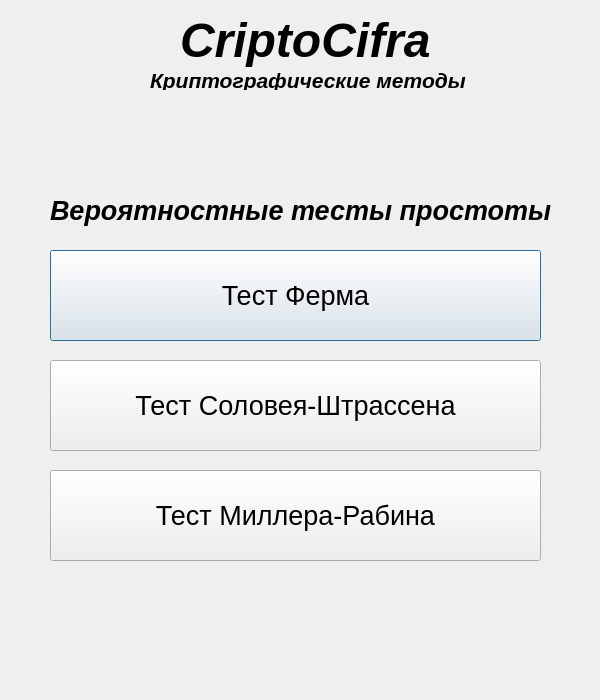
The window that Choose.ui (inob/ci) describes before a commit, drawn with Qt 5.
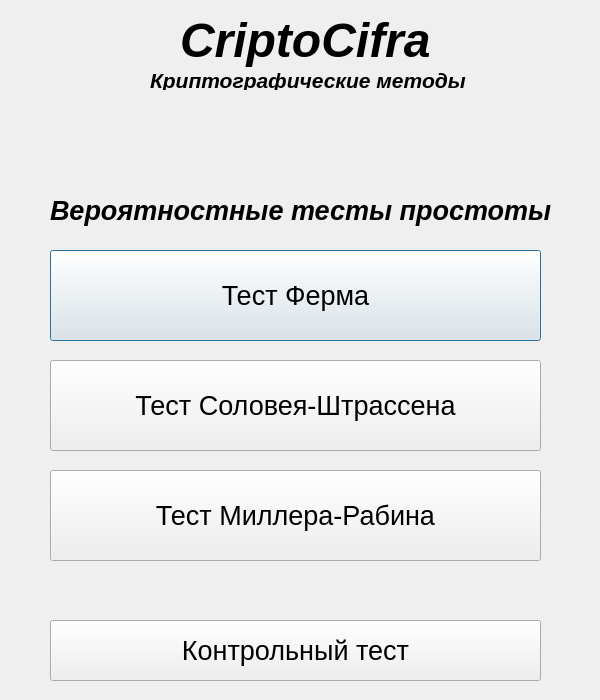
The same window after the commit.

Diff of the .ui file:
```diff
--- a/Choose.ui
+++ b/Choose.ui
@@ -142,6 +142,24 @@
     <string>CriptoCifra</string>
    </property>
   </widget>
+  <widget class="QPushButton" name="ktest">
+   <property name="geometry">
+    <rect>
+     <x>50</x>
+     <y>620</y>
+     <width>491</width>
+     <height>61</height>
+    </rect>
+   </property>
+   <property name="font">
+    <font>
+     <pointsize>20</pointsize>
+    </font>
+   </property>
+   <property name="text">
+    <string>Контрольный тест</string>
+   </property>
+  </widget>
  </widget>
  <resources/>
  <connections/>
```
